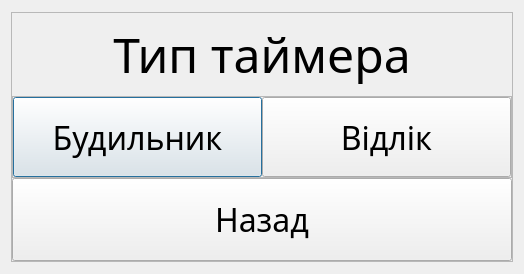
First picture: the form in 3 semester/OOOPLab2/addmenu.ui, repository NaturalStupidlty/uni, before the edit.
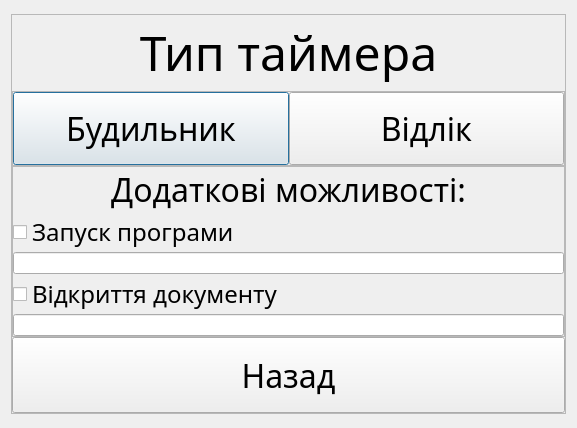
Second picture: the form after the edit.

Commit message: added ability to start a program or open document with timer

What changed in the file:
```diff
--- a/3 semester/OOOPLab2/addmenu.ui
+++ b/3 semester/OOOPLab2/addmenu.ui
@@ -6,8 +6,8 @@
    <rect>
     <x>0</x>
     <y>0</y>
-    <width>524</width>
-    <height>274</height>
+    <width>577</width>
+    <height>428</height>
    </rect>
   </property>
   <property name="windowTitle">
@@ -25,7 +25,7 @@
      <property name="maximumSize">
       <size>
        <width>16777215</width>
-       <height>250</height>
+       <height>400</height>
       </size>
      </property>
      <property name="frameShape">
@@ -156,6 +156,81 @@
           </item>
          </layout>
         </item>
+        <item>
+         <widget class="QFrame" name="additionalSettings">
+          <property name="frameShape">
+           <enum>QFrame::StyledPanel</enum>
+          </property>
+          <property name="frameShadow">
+           <enum>QFrame::Raised</enum>
+          </property>
+          <layout class="QVBoxLayout" name="verticalLayout_2">
+           <property name="spacing">
+            <number>0</number>
+           </property>
+           <property name="leftMargin">
+            <number>0</number>
+           </property>
+           <property name="topMargin">
+            <number>0</number>
+           </property>
+           <property name="rightMargin">
+            <number>0</number>
+           </property>
+           <property name="bottomMargin">
+            <number>0</number>
+           </property>
+           <item>
+            <widget class="QLabel" name="additionalSettingsText">
+             <property name="font">
+              <font>
+               <family>Montserrat</family>
+               <pointsize>24</pointsize>
+              </font>
+             </property>
+             <property name="text">
+              <string>Додаткові можливості:</string>
+             </property>
+             <property name="alignment">
+              <set>Qt::AlignHCenter|Qt::AlignTop</set>
+             </property>
+            </widget>
+           </item>
+           <item>
+            <widget class="QCheckBox" name="executeProgram">
+             <property name="font">
+              <font>
+               <family>Montserrat</family>
+               <pointsize>18</pointsize>
+              </font>
+             </property>
+             <property name="text">
+              <string>Запуск програми</string>
+             </property>
+            </widget>
+           </item>
+           <item>
+            <widget class="QLineEdit" name="executeProgramPath"/>
+           </item>
+           <item>
+            <widget class="QCheckBox" name="openDocument">
+             <property name="font">
+              <font>
+               <family>Montserrat</family>
+               <pointsize>18</pointsize>
+              </font>
+             </property>
+             <property name="text">
+              <string>Відкриття документу</string>
+             </property>
+            </widget>
+           </item>
+           <item>
+            <widget class="QLineEdit" name="openDocumentPath"/>
+           </item>
+          </layout>
+         </widget>
+        </item>
         <item>
          <widget class="QPushButton" name="backButton">
           <property name="sizePolicy">
```
The commit also changes 7 other files.
